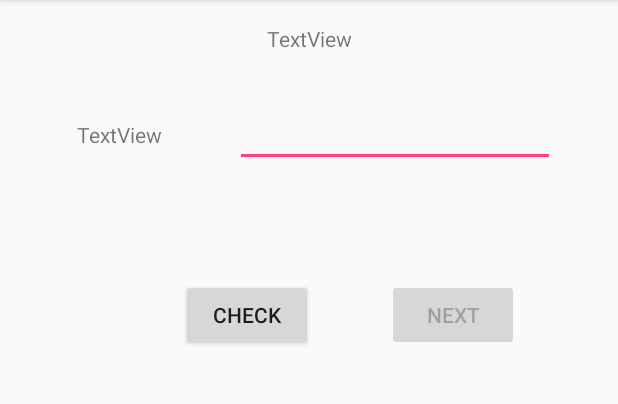
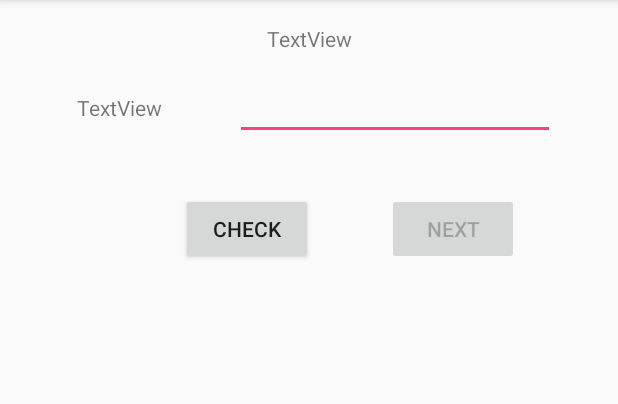
Before and after one commit to dneumann/vocabulary, an Android app: the screen it shows after launch (ExamActivity), after a tap on "TEST 1", on a phone screen of 412 x 824 dp, the part 84-488 px from its top. Run offline under Robolectric (Android 15) with nearby library versions, the phone set to English and light mode, and no system bars; 1 statement that could not run was skipped.

Commit message:
Fix onStart bug

```diff
--- a/app/src/main/java/dn/vocabulary/ExamActivity.java
+++ b/app/src/main/java/dn/vocabulary/ExamActivity.java
@@ -19,11 +19,6 @@
     protected void onCreate(Bundle savedInstanceState) {
         super.onCreate(savedInstanceState);
         setContentView(R.layout.activity_exam);
-    }
-
-    @Override
-    protected void onStart() {
-        super.onStart();
         Bundle extras = getIntent().getExtras();
         String examNumber = extras.getString("examNumber");
         stateChanger.generateNewExam(examNumber);
--- a/app/src/main/res/layout/activity_exam.xml
+++ b/app/src/main/res/layout/activity_exam.xml
@@ -12,7 +12,7 @@
         android:layout_height="wrap_content"
         android:layout_marginEnd="6dp"
         android:layout_marginStart="9dp"
-        android:layout_marginTop="80dp"
+        android:layout_marginTop="62dp"
         android:text="TextView"
         app:layout_constraintEnd_toStartOf="@+id/editText_unknownVocab"
         app:layout_constraintStart_toStartOf="parent"
@@ -22,7 +22,7 @@
         android:id="@+id/editText_unknownVocab"
         android:layout_width="wrap_content"
         android:layout_height="wrap_content"
-        android:layout_marginTop="66dp"
+        android:layout_marginTop="48dp"
         android:ems="10"
         android:inputType="textPersonName"
         app:layout_constraintEnd_toEndOf="parent"
@@ -34,7 +34,7 @@
         android:layout_width="wrap_content"
         android:layout_height="wrap_content"
         android:layout_marginStart="26dp"
-        android:layout_marginTop="23dp"
+        android:layout_marginTop="8dp"
         app:layout_constraintStart_toStartOf="@+id/editText_unknownVocab"
         app:layout_constraintTop_toBottomOf="@+id/editText_unknownVocab" />
 
@@ -42,7 +42,7 @@
         android:id="@+id/button_next"
         android:layout_width="wrap_content"
         android:layout_height="wrap_content"
-        android:layout_marginTop="32dp"
+        android:layout_marginTop="8dp"
         android:enabled="false"
         android:onClick="nextVocabulary"
         android:text="Next"
```
